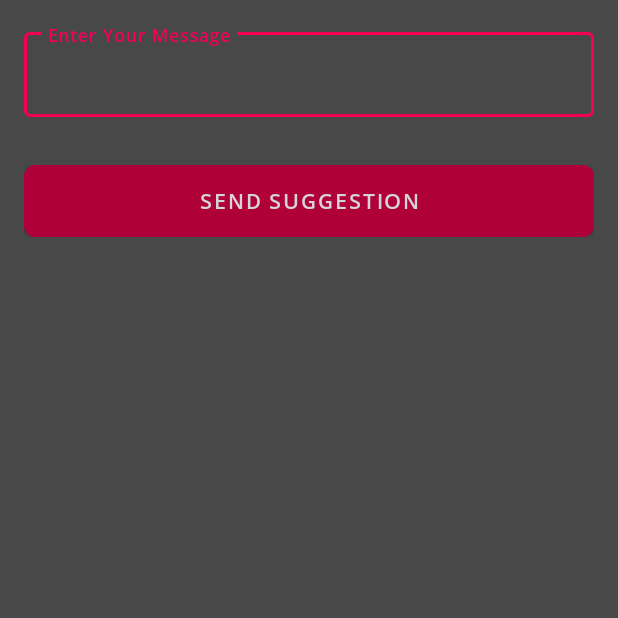
After one commit to meksconways/AreYouExpert-Android, an Android app: the fragment MakeSuggestionFragment shown on its own in the app's theme, on a phone screen of 412 x 824 dp, the top half of it. The commit adds this screen. Run offline under Robolectric (Android 15) with nearby library versions, the phone set to English and light mode, and no system bars; our stand-ins replace Dagger/Hilt's generated code, RxJava; libraries missing offline, so code that uses them is left out: com.trendyol.medusalib; 3 statements that could not run were skipped.

Commit message:
make suggestion sayfası hazırlandı

```diff
--- a/app/src/main/java/com/meksconway/areyouexpert/di/module/RepositoryModule.kt
+++ b/app/src/main/java/com/meksconway/areyouexpert/di/module/RepositoryModule.kt
@@ -1,9 +1,11 @@
 package com.meksconway.areyouexpert.di.module
 
 import com.meksconway.areyouexpert.data.repository.HomeRepositoryImpl
+import com.meksconway.areyouexpert.data.repository.MakeSuggestionRepositoryImpl
 import com.meksconway.areyouexpert.data.repository.NotificationRepositoryImpl
 import com.meksconway.areyouexpert.data.repository.SettingsRepositoryImpl
 import com.meksconway.areyouexpert.domain.repository.HomeRepository
+import com.meksconway.areyouexpert.domain.repository.MakeSuggestionRepository
 import com.meksconway.areyouexpert.domain.repository.NotificationRepository
 import com.meksconway.areyouexpert.domain.repository.SettingsRepository
 import dagger.Binds
@@ -21,4 +23,7 @@ abstract class RepositoryModule {
     @Binds
     abstract fun bindSettingsRepository(repository: SettingsRepositoryImpl): SettingsRepository
 
+    @Binds
+    abstract fun bindMakeSuggestionRepository(repository: MakeSuggestionRepositoryImpl): MakeSuggestionRepository
+
 }
--- /dev/null
+++ b/app/src/main/java/com/meksconway/areyouexpert/domain/repository/MakeSuggestionRepository.kt
@@ -0,0 +1,4 @@
+package com.meksconway.areyouexpert.domain.repository
+
+open class MakeSuggestionRepository {
+}
--- /dev/null
+++ b/app/src/main/java/com/meksconway/areyouexpert/ui/fragment/makesuggestion/MakeSuggestionFragment.kt
@@ -0,0 +1,57 @@
+package com.meksconway.areyouexpert.ui.fragment.makesuggestion
+
+import android.os.Bundle
+import androidx.fragment.app.viewModels
+import androidx.lifecycle.Observer
+import com.meksconway.areyouexpert.R
+import com.meksconway.areyouexpert.base.BaseFragment
+import com.meksconway.areyouexpert.extension.viewextension.gone
+import com.meksconway.areyouexpert.util.Res
+import com.meksconway.areyouexpert.util.Status
+import com.meksconway.areyouexpert.util.ToolbarConfigration
+import kotlinx.android.synthetic.main.home_fragment.*
+
+class MakeSuggestionFragment :
+    BaseFragment<MakeSuggestionViewModelInput, MakeSuggestionViewModelOutput,
+            MakeSuggestionViewModel>() {
+
+
+    override val viewModel: MakeSuggestionViewModel by viewModels {
+        factory
+    }
+    override val layRes: Int
+        get() = R.layout.make_suggestion_fragment
+
+    override fun setToolbarConfig(): ToolbarConfigration {
+        return ToolbarConfigration("Make Suggestion", true, canBack = true)
+    }
+
+    override fun observeViewModel(output: MakeSuggestionViewModelOutput?) {
+        output?.sendData?.observe(viewLifecycleOwner, Observer {
+            checkMakeSuggestionContentOutput(it)
+        })
+    }
+
+    override fun viewDidLoad() {
+        super.viewDidLoad()
+    }
+
+    private fun checkMakeSuggestionContentOutput(resource: Res<String>) {
+        when (resource.status) {
+            Status.SUCCESS -> {
+
+            }
+            Status.ERROR -> {
+
+            }
+            Status.LOADING -> {
+
+            }
+        }
+    }
+    private fun hideProgress(){
+        progressBar.gone()
+
+    }
+
+}
--- a/app/src/main/java/com/meksconway/areyouexpert/ui/fragment/settings/SettingsFragment.kt
+++ b/app/src/main/java/com/meksconway/areyouexpert/ui/fragment/settings/SettingsFragment.kt
@@ -2,6 +2,7 @@ package com.meksconway.areyouexpert.ui.fragment.settings
 
 import android.content.Intent
 import android.widget.Toast
+import androidx.fragment.app.Fragment
 import androidx.fragment.app.viewModels
 import androidx.lifecycle.Observer
 import androidx.recyclerview.widget.DividerItemDecoration
@@ -14,6 +15,7 @@ import com.meksconway.areyouexpert.extension.viewextension.gone
 import com.meksconway.areyouexpert.extension.viewextension.visible
 import com.meksconway.areyouexpert.ui.activity.splash.SplashActivity
 import com.meksconway.areyouexpert.ui.adapter.SettingsAdapter
+import com.meksconway.areyouexpert.ui.fragment.makesuggestion.MakeSuggestionFragment
 import com.meksconway.areyouexpert.ui.view.ResetProgressDialog
 import com.meksconway.areyouexpert.util.Res
 import com.meksconway.areyouexpert.util.Status
@@ -29,7 +31,7 @@ class SettingsFragment :
     private val adapter = SettingsAdapter {
         when (it.type) {
             MAKE_SUGGESTION -> {
-                //show make-sug-fragment
+                navigator?.start(Fragment(R.layout.make_suggestion_fragment))
             }
             RESET_PROGRESS -> {
                 showResetProgressDialog()
@@ -62,6 +64,7 @@ class SettingsFragment :
 
     override fun viewDidLoad() {
         super.viewDidLoad()
+
     }
 
     override fun observeViewModel(output: SettingsViewModelOutput?) {
--- /dev/null
+++ b/app/src/main/res/layout/make_suggestion_fragment.xml
@@ -0,0 +1,51 @@
+<?xml version="1.0" encoding="utf-8"?>
+<LinearLayout xmlns:android="http://schemas.android.com/apk/res/android"
+    xmlns:app="http://schemas.android.com/apk/res-auto"
+    xmlns:tools="http://schemas.android.com/tools"
+    android:layout_width="match_parent"
+    android:layout_height="match_parent"
+    android:orientation="vertical"
+    tools:context=".ui.fragment.makesuggestion.MakeSuggestionFragment">
+
+    <com.google.android.material.textfield.TextInputLayout
+        android:id="@+id/outlinedTextField"
+        style="@style/Widget.MaterialComponents.TextInputLayout.OutlinedBox"
+        android:padding="16dp"
+        android:layout_width="match_parent"
+        android:layout_height="wrap_content"
+        android:hint="@string/suggestion"
+        android:textColorHint="@color/colorAccent"
+        app:boxStrokeWidth="1dp"
+        app:boxStrokeWidthFocused="2dp"
+        app:shapeAppearance="@style/ShapeAppearance.MaterialComponents.SmallComponent">
+
+        <com.google.android.material.textfield.TextInputEditText
+            android:id="@+id/txtInputMakeSuggestion"
+            android:layout_width="match_parent"
+            android:layout_height="wrap_content"
+            android:textSize="16sp"
+            android:textColor="@color/colorAccent"
+            android:enabled="true" />
+    </com.google.android.material.textfield.TextInputLayout>
+
+    <LinearLayout
+        android:layout_width="match_parent"
+        android:layout_height="wrap_content"
+        android:orientation="vertical"
+        android:padding="16dp">
+
+        <com.google.android.material.button.MaterialButton
+            android:id="@+id/btnSend"
+            android:layout_width="match_parent"
+            android:layout_height="wrap_content"
+            android:text="@string/send_suggestion"
+            android:backgroundTint="@color/catArtDarkColor"
+            android:textColor="@color/colorAccent"
+            android:insetBottom="0dp"
+            android:insetTop="0dp"
+            android:insetRight="0dp"
+            android:insetLeft="0dp"
+            app:cornerRadius="8dp" />
+    </LinearLayout>
+
+</LinearLayout>
--- a/app/src/main/res/values/strings.xml
+++ b/app/src/main/res/values/strings.xml
@@ -20,4 +20,6 @@ Click the Text tab to show the XML view of your navigation graph. The XML contai
     <string name="yes">Yes</string>
     <string name="no">No</string>
     <string name="warning">Warning !</string>
+    <string name="send_suggestion">SEND SUGGESTION</string>
+    <string name="suggestion">Enter Your Message</string>
 </resources>
```
Also changed, not shown: app/src/main/java/com/meksconway/areyouexpert/data/repository/MakeSuggestionRepositoryImpl.kt (added, +9 -0 lines), app/src/main/java/com/meksconway/areyouexpert/domain/usecase/MakeSuggestionUseCase.kt (added, +11 -0 lines), app/src/main/java/com/meksconway/areyouexpert/ui/fragment/makesuggestion/MakeSuggestionViewModel.kt (added, +30 -0 lines).
